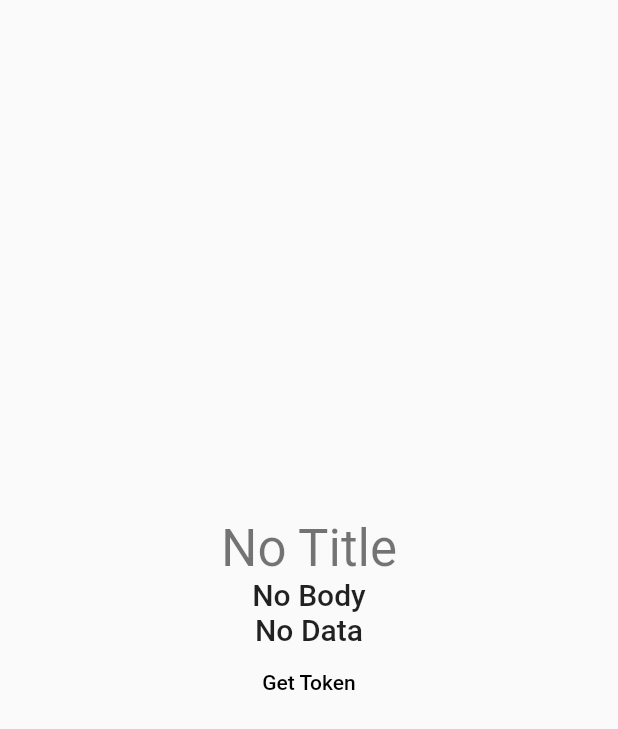
After one commit to Hayun218/CRA, a Flutter app: the screen it shows after launch, in the side drawer, after a tap on "알림설정", on a phone screen of 412 x 824 dp. The commit adds this screen. Shown: the top 729 px of the screen. Run offline on Flutter 3.47's test engine with Material 2 defaults, Android fonts, the phone set to English and light mode, and no system bars; our stand-ins replace cloud_firestore, date_format, file_picker, firebase_auth, firebase_core, firebase_messaging and 4 more; missing offline and left inert: loading_animations; accounts and stored records are empty.

Commit message:
trying out notification

```diff
--- a/scoop/lib/notice.dart
+++ b/scoop/lib/notice.dart
@@ -16,6 +16,9 @@ class _NoticeState extends State<Notice> {
 
   String category = '공지';
   String query = '';
+
+  String messageTitle = "Empty";
+  String notificationAlert = "alert";
 
   final controller = TextEditingController();
   @override
--- /dev/null
+++ b/scoop/lib/notification.dart
@@ -0,0 +1,119 @@
+import 'dart:async';
+
+import 'package:firebase_core/firebase_core.dart';
+import 'package:firebase_messaging/firebase_messaging.dart';
+import 'package:flutter/material.dart';
+
+class NotiPage extends StatefulWidget {
+  const NotiPage({Key? key}) : super(key: key);
+
+  @override
+  State<NotiPage> createState() => _NotiPageState();
+}
+
+class _NotiPageState extends State<NotiPage> {
+  String notificationTitle = 'No Title';
+  String notificationBody = 'No Body';
+  String notificationData = 'No Data';
+
+  void getToken () async {
+    String? token = await FirebaseMessaging.instance.getToken();
+    print(token);
+  }
+
+  @override
+  void initState() {
+    final firebaseMessaging = FCM();
+    firebaseMessaging.setNotifications();
+
+    firebaseMessaging.streamCtlr.stream.listen(_changeData);
+    firebaseMessaging.bodyCtlr.stream.listen(_changeBody);
+    firebaseMessaging.titleCtlr.stream.listen(_changeTitle);
+
+    super.initState();
+  }
+
+  _changeData(String msg) => setState(() => notificationData = msg);
+  _changeBody(String msg) => setState(() => notificationBody = msg);
+  _changeTitle(String msg) => setState(() => notificationTitle = msg);
+
+  @override
+  Widget build(BuildContext context) {
+    return Scaffold(
+      body: Center(
+        child: Column(
+          mainAxisAlignment: MainAxisAlignment.center,
+          children: [
+            Text(
+              notificationTitle,
+              style: Theme.of(context).textTheme.headline4,
+            ),
+            Text(
+              notificationBody,
+              style: Theme.of(context).textTheme.headline6,
+            ),
+            Text(
+              notificationData,
+              style: Theme.of(context).textTheme.headline6,
+            ),
+            TextButton(
+              onPressed: getToken,
+              child: Text('Get Token', style: TextStyle(color: Colors.black),),
+            ),
+          ],
+        ),
+      ),
+    );
+  }
+}
+
+Future<void> onBackgroundMessage(RemoteMessage message) async {
+  await Firebase.initializeApp();
+
+  if (message.data.containsKey('data')) {
+    // Handle data message
+    final data = message.data['data'];
+  }
+
+  if (message.data.containsKey('notification')) {
+    // Handle notification message
+    final notification = message.data['notification'];
+  }
+  // Or do other work.
+}
+
+class FCM {
+  final _firebaseMessaging = FirebaseMessaging.instance;
+
+  final streamCtlr = StreamController<String>.broadcast();
+  final titleCtlr = StreamController<String>.broadcast();
+  final bodyCtlr = StreamController<String>.broadcast();
+
+  setNotifications() {
+    FirebaseMessaging.onBackgroundMessage(onBackgroundMessage);
+    FirebaseMessaging.onMessage.listen(
+      (message) async {
+        if (message.data.containsKey('data')) {
+          // Handle data message
+          streamCtlr.sink.add(message.data['data']);
+        }
+        if (message.data.containsKey('notification')) {
+          // Handle notification message
+          streamCtlr.sink.add(message.data['notification']);
+        }
+        // Or do other work.
+        titleCtlr.sink.add(message.notification!.title!);
+        bodyCtlr.sink.add(message.notification!.body!);
+      },
+    );
+    // With this token you can test it easily on your phone
+    final token =
+        _firebaseMessaging.getToken().then((value) => print('Token: $value'));
+  }
+
+  dispose() {
+    streamCtlr.close();
+    bodyCtlr.close();
+    titleCtlr.close();
+  }
+}
--- a/scoop/lib/screens/Drawer.dart
+++ b/scoop/lib/screens/Drawer.dart
@@ -1,4 +1,5 @@
 import 'package:flutter/material.dart';
+import 'package:scoop/notification.dart';
 import 'package:scoop/student_info.dart';
 
 defaultDrawer({
@@ -23,7 +24,10 @@ defaultDrawer({
             ListTile(
               title: const Text('알림설정'),
               onTap: () {
-                Navigator.pop(context);
+                Navigator.push(
+                  context,
+                  MaterialPageRoute(builder: (context) => const NotiPage()),
+                );
               },
             ),
             ListTile(
--- a/scoop/lib/student_info.dart
+++ b/scoop/lib/student_info.dart
@@ -50,6 +50,7 @@ class _StudentInfoState extends State<StudentInfoPage> {
         stream: (controller.text != '' && controller.text != null)?
           studentInfo.where(orderQuery, isGreaterThanOrEqualTo: query)
           .where(orderQuery, isLessThan: query.substring(0, query.length-1)+String.fromCharCode(query.codeUnitAt(query.length-1)+1))
+          .orderBy(orderQuery)
           .snapshots():
           studentInfo.orderBy(orderQuery).snapshots(),
         builder:
@@ -144,13 +145,7 @@ class _StudentInfoState extends State<StudentInfoPage> {
                       listTitle(text: "이름"),
                       listTitle(text: "생년월일"),
                       listTitle(text: "담당코치"),
-                      Row(
-                        mainAxisSize: MainAxisSize.min,
-                        children: [
-                          IconButton(onPressed: null, icon: const Icon(Icons.edit), color: Colors.white,),
-                          IconButton(onPressed: null, icon: const Icon(Icons.delete), color: Colors.white,),
-                        ],
-                      )
+                      SizedBox(width: 110,),
                     ],
                   ),
                 ),
--- a/scoop/pubspec.yaml
+++ b/scoop/pubspec.yaml
@@ -53,6 +53,7 @@ dependencies:
   firebase_helpers: ^0.5.0
   syncfusion_flutter_calendar: ^19.4.50
   flutter_datetime_picker: ^1.5.1
+  firebase_messaging: ^11.2.6
 
 
 dev_dependencies:
```
Also changed, not shown: scoop/pubspec.lock, 3 other files.
